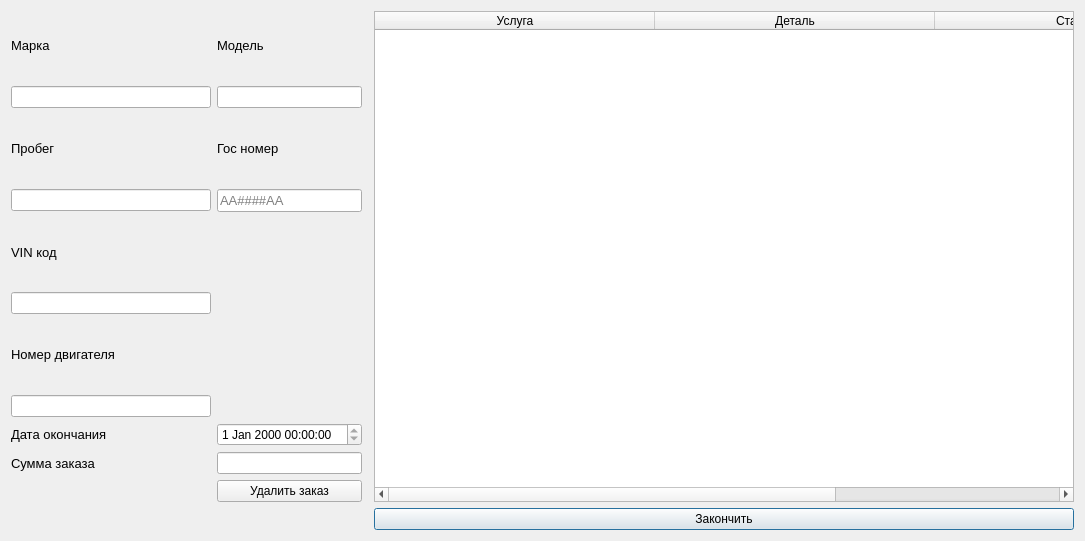
Above: ui/order_status.ui from Tr0ub1e/Izbushka before the change. Below: the same form after it.
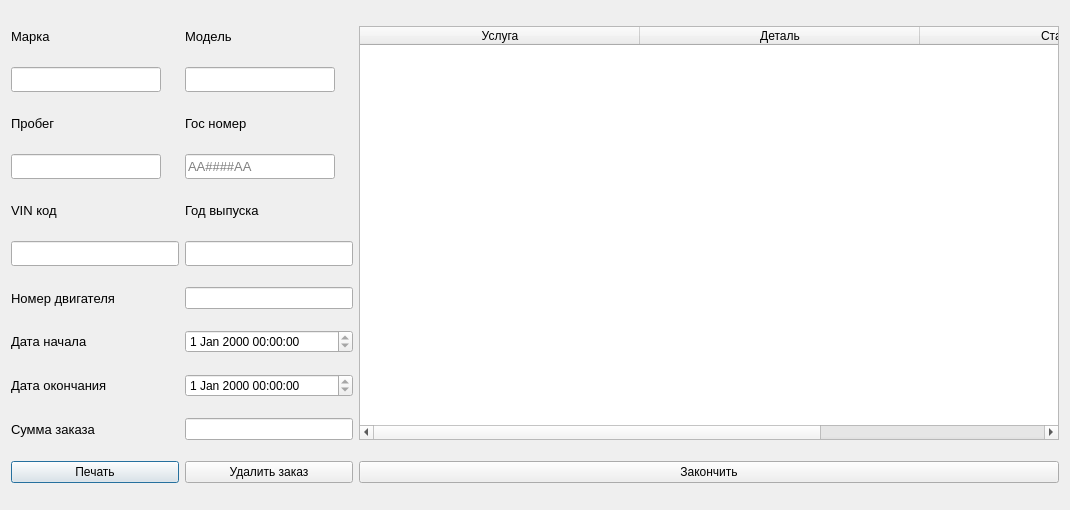
That is the form after the change.

Commit message: Splash screen, threading, printing order

Diff of the .ui file:
```diff
--- a/ui/order_status.ui
+++ b/ui/order_status.ui
@@ -7,20 +7,105 @@
     <x>0</x>
     <y>0</y>
     <width>1070</width>
-    <height>541</height>
+    <height>510</height>
    </rect>
   </property>
   <property name="windowTitle">
    <string>Статус заказа</string>
   </property>
   <layout class="QGridLayout" name="gridLayout">
-   <item row="5" column="0">
-    <widget class="QLineEdit" name="vincodeEdit">
+   <item row="2" column="0">
+    <widget class="QLabel" name="label_13">
      <property name="minimumSize">
       <size>
-       <width>200</width>
-       <height>0</height>
+       <width>150</width>
+       <height>20</height>
       </size>
+     </property>
+     <property name="maximumSize">
+      <size>
+       <width>150</width>
+       <height>20</height>
+      </size>
+     </property>
+     <property name="font">
+      <font>
+       <pointsize>10</pointsize>
+      </font>
+     </property>
+     <property name="text">
+      <string>Пробег</string>
+     </property>
+    </widget>
+   </item>
+   <item row="1" column="1">
+    <widget class="QLineEdit" name="modelEdit">
+     <property name="minimumSize">
+      <size>
+       <width>150</width>
+       <height>20</height>
+      </size>
+     </property>
+     <property name="maximumSize">
+      <size>
+       <width>150</width>
+       <height>25</height>
+      </size>
+     </property>
+     <property name="inputMethodHints">
+      <set>Qt::ImhNone</set>
+     </property>
+     <property name="maxLength">
+      <number>1000000</number>
+     </property>
+     <property name="readOnly">
+      <bool>true</bool>
+     </property>
+    </widget>
+   </item>
+   <item row="2" column="1">
+    <widget class="QLabel" name="label_6">
+     <property name="minimumSize">
+      <size>
+       <width>150</width>
+       <height>20</height>
+      </size>
+     </property>
+     <property name="maximumSize">
+      <size>
+       <width>150</width>
+       <height>20</height>
+      </size>
+     </property>
+     <property name="font">
+      <font>
+       <pointsize>10</pointsize>
+      </font>
+     </property>
+     <property name="text">
+      <string>Гос номер</string>
+     </property>
+    </widget>
+   </item>
+   <item row="1" column="0">
+    <widget class="QLineEdit" name="markEdit">
+     <property name="minimumSize">
+      <size>
+       <width>150</width>
+       <height>20</height>
+      </size>
+     </property>
+     <property name="maximumSize">
+      <size>
+       <width>150</width>
+       <height>25</height>
+      </size>
+     </property>
+     <property name="inputMethodHints">
+      <set>Qt::ImhNone</set>
+     </property>
+     <property name="maxLength">
+      <number>1000000</number>
      </property>
      <property name="readOnly">
       <bool>true</bool>
@@ -29,10 +114,16 @@
    </item>
    <item row="0" column="0">
     <widget class="QLabel" name="label">
+     <property name="minimumSize">
+      <size>
+       <width>150</width>
+       <height>0</height>
+      </size>
+     </property>
      <property name="maximumSize">
       <size>
-       <width>200</width>
-       <height>16777215</height>
+       <width>150</width>
+       <height>20</height>
       </size>
      </property>
      <property name="font">
@@ -45,30 +136,42 @@
      </property>
     </widget>
    </item>
-   <item row="4" column="0">
-    <widget class="QLabel" name="label_12">
+   <item row="0" column="1">
+    <widget class="QLabel" name="label_2">
+     <property name="minimumSize">
+      <size>
+       <width>150</width>
+       <height>20</height>
+      </size>
+     </property>
+     <property name="maximumSize">
+      <size>
+       <width>150</width>
+       <height>20</height>
+      </size>
+     </property>
      <property name="font">
       <font>
        <pointsize>10</pointsize>
       </font>
      </property>
      <property name="text">
-      <string>VIN код</string>
+      <string>Модель</string>
      </property>
     </widget>
    </item>
-   <item row="3" column="2">
+   <item row="3" column="1">
     <widget class="QLineEdit" name="numberEdit">
      <property name="minimumSize">
       <size>
-       <width>100</width>
-       <height>0</height>
+       <width>150</width>
+       <height>20</height>
       </size>
      </property>
      <property name="maximumSize">
       <size>
-       <width>16777215</width>
-       <height>16777215</height>
+       <width>150</width>
+       <height>25</height>
       </size>
      </property>
      <property name="font">
@@ -87,48 +190,18 @@
      </property>
     </widget>
    </item>
-   <item row="0" column="2" colspan="2">
-    <widget class="QLabel" name="label_2">
-     <property name="maximumSize">
-      <size>
-       <width>200</width>
-       <height>16777215</height>
-      </size>
-     </property>
-     <property name="font">
-      <font>
-       <pointsize>10</pointsize>
-      </font>
-     </property>
-     <property name="text">
-      <string>Модель</string>
-     </property>
-    </widget>
-   </item>
-   <item row="2" column="2">
-    <widget class="QLabel" name="label_6">
-     <property name="font">
-      <font>
-       <pointsize>10</pointsize>
-      </font>
-     </property>
-     <property name="text">
-      <string>Гос номер</string>
-     </property>
-    </widget>
-   </item>
    <item row="3" column="0">
     <widget class="QLineEdit" name="milliageEdit">
      <property name="minimumSize">
       <size>
-       <width>200</width>
-       <height>0</height>
+       <width>150</width>
+       <height>20</height>
       </size>
      </property>
      <property name="maximumSize">
       <size>
-       <width>16777215</width>
-       <height>16777215</height>
+       <width>150</width>
+       <height>25</height>
       </size>
      </property>
      <property name="inputMethodHints">
@@ -142,43 +215,85 @@
      </property>
     </widget>
    </item>
-   <item row="1" column="0">
-    <widget class="QLineEdit" name="markEdit">
+   <item row="4" column="0">
+    <widget class="QLabel" name="label_12">
+     <property name="minimumSize">
+      <size>
+       <width>0</width>
+       <height>20</height>
+      </size>
+     </property>
      <property name="maximumSize">
       <size>
-       <width>200</width>
-       <height>16777215</height>
+       <width>16777215</width>
+       <height>20</height>
       </size>
      </property>
-     <property name="inputMethodHints">
-      <set>Qt::ImhNone</set>
+     <property name="font">
+      <font>
+       <pointsize>10</pointsize>
+      </font>
      </property>
-     <property name="maxLength">
-      <number>1000000</number>
+     <property name="text">
+      <string>VIN код</string>
      </property>
+    </widget>
+   </item>
+   <item row="5" column="0">
+    <widget class="QLineEdit" name="vincodeEdit">
+     <property name="minimumSize">
+      <size>
+       <width>150</width>
+       <height>20</height>
+      </size>
+     </property>
+     <property name="maximumSize">
+      <size>
+       <width>16777215</width>
+       <height>25</height>
+      </size>
+     </property>
      <property name="readOnly">
       <bool>true</bool>
      </property>
     </widget>
    </item>
-   <item row="2" column="0">
-    <widget class="QLabel" name="label_13">
+   <item row="4" column="1">
+    <widget class="QLabel" name="label_5">
+     <property name="minimumSize">
+      <size>
+       <width>0</width>
+       <height>20</height>
+      </size>
+     </property>
+     <property name="maximumSize">
+      <size>
+       <width>200</width>
+       <height>20</height>
+      </size>
+     </property>
      <property name="font">
       <font>
        <pointsize>10</pointsize>
       </font>
      </property>
      <property name="text">
-      <string>Пробег</string>
+      <string>Год выпуска</string>
      </property>
     </widget>
    </item>
-   <item row="1" column="2">
-    <widget class="QLineEdit" name="modelEdit">
+   <item row="5" column="1">
+    <widget class="QLineEdit" name="yearEdit">
+     <property name="minimumSize">
+      <size>
+       <width>0</width>
+       <height>20</height>
+      </size>
+     </property>
      <property name="maximumSize">
       <size>
        <width>200</width>
-       <height>16777215</height>
+       <height>25</height>
       </size>
      </property>
      <property name="inputMethodHints">
@@ -192,8 +307,33 @@
      </property>
     </widget>
    </item>
+   <item row="6" column="1">
+    <widget class="QLineEdit" name="engineEdit">
+     <property name="minimumSize">
+      <size>
+       <width>0</width>
+       <height>20</height>
+      </size>
+     </property>
+     <property name="maximumSize">
+      <size>
+       <width>200</width>
+       <height>25</height>
+      </size>
+     </property>
+     <property name="readOnly">
+      <bool>true</bool>
+     </property>
+    </widget>
+   </item>
    <item row="6" column="0">
     <widget class="QLabel" name="label_14">
+     <property name="maximumSize">
+      <size>
+       <width>16777215</width>
+       <height>20</height>
+      </size>
+     </property>
      <property name="font">
       <font>
        <pointsize>10</pointsize>
@@ -205,7 +345,31 @@
     </widget>
    </item>
    <item row="7" column="0">
-    <widget class="QLineEdit" name="engineEdit">
+    <widget class="QLabel" name="label_4">
+     <property name="maximumSize">
+      <size>
+       <width>16777215</width>
+       <height>20</height>
+      </size>
+     </property>
+     <property name="font">
+      <font>
+       <pointsize>10</pointsize>
+      </font>
+     </property>
+     <property name="text">
+      <string>Дата начала</string>
+     </property>
+    </widget>
+   </item>
+   <item row="7" column="1">
+    <widget class="QDateTimeEdit" name="startTime">
+     <property name="maximumSize">
+      <size>
+       <width>200</width>
+       <height>16777215</height>
+      </size>
+     </property>
      <property name="readOnly">
       <bool>true</bool>
      </property>
@@ -213,6 +377,12 @@
    </item>
    <item row="8" column="0">
     <widget class="QLabel" name="label_3">
+     <property name="maximumSize">
+      <size>
+       <width>16777215</width>
+       <height>20</height>
+      </size>
+     </property>
      <property name="font">
       <font>
        <pointsize>10</pointsize>
@@ -223,33 +393,20 @@
      </property>
     </widget>
    </item>
-   <item row="8" column="2">
+   <item row="8" column="1">
     <widget class="QDateTimeEdit" name="dateTimeEdit">
-     <property name="readOnly">
-      <bool>true</bool>
+     <property name="maximumSize">
+      <size>
+       <width>200</width>
+       <height>16777215</height>
+      </size>
      </property>
-    </widget>
-   </item>
-   <item row="9" column="0">
-    <widget class="QLabel" name="label_7">
-     <property name="font">
-      <font>
-       <pointsize>10</pointsize>
-      </font>
-     </property>
-     <property name="text">
-      <string>Сумма заказа</string>
-     </property>
-    </widget>
-   </item>
-   <item row="9" column="2">
-    <widget class="QLineEdit" name="sumZEdit">
      <property name="readOnly">
       <bool>true</bool>
      </property>
     </widget>
    </item>
-   <item row="0" column="5" rowspan="11">
+   <item row="0" column="3" rowspan="10" colspan="2">
     <widget class="QTableWidget" name="chosedUsluga">
      <property name="minimumSize">
       <size>
@@ -289,14 +446,39 @@
      </column>
     </widget>
    </item>
-   <item row="11" column="5">
-    <widget class="QPushButton" name="finishZak">
+   <item row="9" column="0">
+    <widget class="QLabel" name="label_7">
+     <property name="font">
+      <font>
+       <pointsize>10</pointsize>
+      </font>
+     </property>
      <property name="text">
-      <string>Закончить</string>
+      <string>Сумма заказа</string>
      </property>
     </widget>
    </item>
-   <item row="10" column="2">
+   <item row="9" column="1">
+    <widget class="QLineEdit" name="sumZEdit">
+     <property name="maximumSize">
+      <size>
+       <width>200</width>
+       <height>16777215</height>
+      </size>
+     </property>
+     <property name="readOnly">
+      <bool>true</bool>
+     </property>
+    </widget>
+   </item>
+   <item row="13" column="0">
+    <widget class="QPushButton" name="printButton">
+     <property name="text">
+      <string>Печать</string>
+     </property>
+    </widget>
+   </item>
+   <item row="13" column="1">
     <widget class="QPushButton" name="delZakaz">
      <property name="text">
       <string>Удалить заказ</string>
@@ -312,6 +494,13 @@
      </property>
     </widget>
    </item>
+   <item row="13" column="3" colspan="2">
+    <widget class="QPushButton" name="finishZak">
+     <property name="text">
+      <string>Закончить</string>
+     </property>
+    </widget>
+   </item>
   </layout>
  </widget>
  <resources/>
```
The commit also changes 17 other files.
